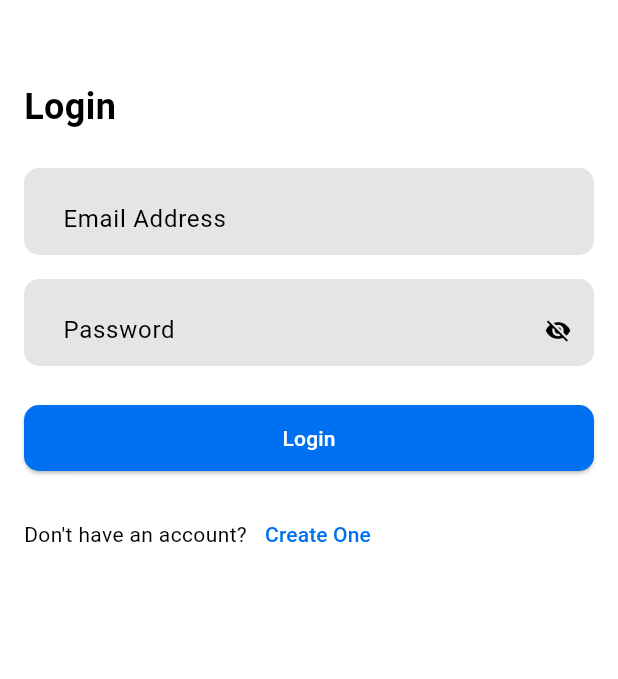
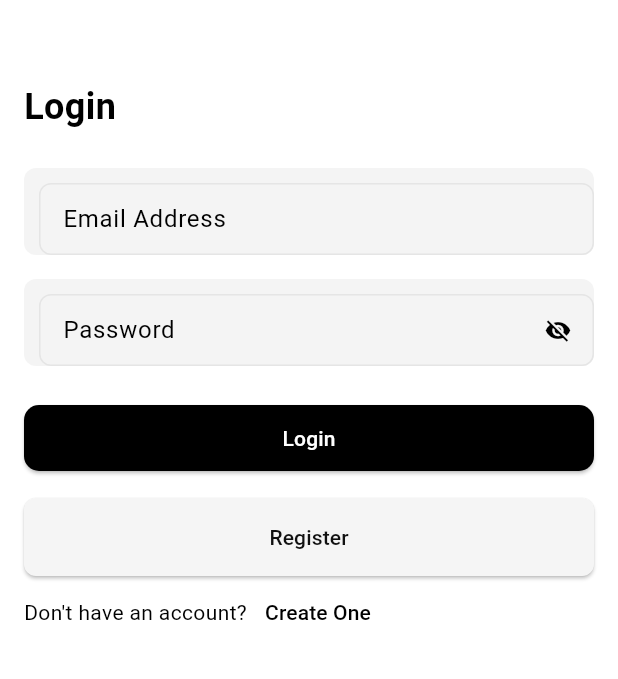
Before and after one commit to wassimD28/flutter-template, a Flutter app: the screen it shows after launch, after a tap on "Get Started", on a phone screen of 412 x 824 dp, the part 63-742 px from its top. Run offline on Flutter 3.47's test engine with Material 3 defaults, Android fonts, the light colour scheme and no system bars; our stand-ins replace get, get_storage; project files that could hold a hidden picture were left out.

Commit message:
Enhance theme and UI components with consistent styling

```diff
--- /dev/null
+++ b/lib/core/constant/ui_constants.dart
@@ -0,0 +1,34 @@
+class UIConstants {
+  // Border radius values
+  static const double borderRadiusSmall = 4.0;
+  static const double borderRadiusMedium = 8.0;
+  static const double borderRadiusLarge = 12.0;
+  static const double borderRadiusXLarge = 16.0;
+  static const double borderRadius2XLarge = 24.0;
+  static const double borderRadius3XLarge = 32.0;
+  static const double borderRadiusCircular = 100.0; // For circular elements
+
+  // Common padding values
+  static const double paddingSmall = 8.0;
+  static const double paddingMedium = 16.0;
+  static const double paddingLarge = 24.0;
+  static const double paddingXLarge = 32.0;
+  static const double padding2XLarge = 48.0;
+  static const double padding3XLarge = 64.0;
+
+  // Font sizes
+  static const double fontSizeSmall = 12.0;
+  static const double fontSizeRegular = 14.0;
+  static const double fontSizeMedium = 16.0;
+  static const double fontSizeLarge = 20.0;
+  static const double fontSizeXLarge = 24.0;
+  static const double fontSize2XLarge = 32.0;
+  static const double fontSize3XLarge = 40.0;
+  static const double fontSize4XLarge = 48.0;
+
+
+  // Elevation values
+  static const double elevationSmall = 2.0;
+  static const double elevationMedium = 4.0;
+  static const double elevationLarge = 8.0;
+}
--- a/lib/core/theme/app_theme.dart
+++ b/lib/core/theme/app_theme.dart
@@ -1,3 +1,4 @@
+import 'package:basic_mobile_app/core/constant/ui_constants.dart';
 import 'package:flutter/material.dart';
 import '../constant/theme_constants.dart';
 import 'color_extension.dart';
@@ -7,7 +8,7 @@ class AppTheme {
   static const lightColors = AppColorsData(
     background: Color(0xFFFFFFFF),
     foreground: Color(0xFF000000),
-    primary: Color(0xFF0070F3),
+    primary: Color(0xFF000000),
     primaryForeground: Color(0xFFFFFFFF),
     secondary: Color(0xFFF5F5F5),
     secondaryForeground: Color(0xFF111111),
@@ -18,7 +19,7 @@ class AppTheme {
     card: Color(0xFFFFFFFF),
     cardForeground: Color(0xFF000000),
     border: Color(0xFFE5E5E5),
-    input: Color(0xFFE5E5E5),
+    input: Color(0xFFF4F4F4),
     destructive: Color(0xFFFF0000),
     destructiveForeground: Color(0xFFFFFFFF),
   );
@@ -76,12 +77,61 @@ class AppTheme {
             ? Brightness.light
             : Brightness.dark,
       ),
+
+      // global input decoration theme
       inputDecorationTheme: InputDecorationTheme(
         fillColor: colors.input,
+        filled: true,
         border: OutlineInputBorder(
+            borderRadius: BorderRadius.circular(UIConstants.borderRadiusMedium),
+            borderSide: BorderSide.none),
+        enabledBorder: OutlineInputBorder(
+          borderRadius: BorderRadius.circular(UIConstants.borderRadiusMedium),
           borderSide: BorderSide(color: colors.border),
         ),
+        focusedBorder: OutlineInputBorder(
+          borderRadius: BorderRadius.circular(UIConstants.borderRadiusMedium),
+          borderSide: BorderSide(color: colors.border),
+        ),
+        errorBorder: OutlineInputBorder(
+          borderRadius: BorderRadius.circular(UIConstants.borderRadiusMedium),
+          borderSide: BorderSide(color: colors.destructive),
+        ),
       ),
+
+      // Add global button themes
+      elevatedButtonTheme: ElevatedButtonThemeData(
+        style: ElevatedButton.styleFrom(
+          shape: RoundedRectangleBorder(
+            borderRadius: BorderRadius.circular(UIConstants.borderRadiusMedium),
+          ),
+          padding: const EdgeInsets.symmetric(
+            vertical: UIConstants.paddingMedium,
+            horizontal: UIConstants.paddingLarge,
+          ),
+        ),
+      ),
+
+      textButtonTheme: TextButtonThemeData(
+        style: TextButton.styleFrom(
+          shape: RoundedRectangleBorder(
+            borderRadius: BorderRadius.circular(UIConstants.borderRadiusMedium),
+          ),
+        ),
+      ),
+
+      outlinedButtonTheme: OutlinedButtonThemeData(
+        style: OutlinedButton.styleFrom(
+          shape: RoundedRectangleBorder(
+            borderRadius: BorderRadius.circular(UIConstants.borderRadiusMedium),
+          ),
+          padding: const EdgeInsets.symmetric(
+            vertical: UIConstants.paddingMedium,
+            horizontal: UIConstants.paddingLarge,
+          ),
+        ),
+      ),
+
       extensions: [
         AppColorExtension.fromAppColorsData(colors),
       ],
--- a/lib/view/screen/login_screen.dart
+++ b/lib/view/screen/login_screen.dart
@@ -1,5 +1,6 @@
 import 'package:basic_mobile_app/core/routes/routes.dart';
 import 'package:basic_mobile_app/core/theme/color_extension.dart';
+import 'package:basic_mobile_app/view/widget/styled_buttons.dart';
 import 'package:basic_mobile_app/view/widget/theme_toggle.dart';
 import 'package:flutter/material.dart';
 import 'package:get/get.dart';
@@ -83,7 +84,13 @@ class LoginScreen extends StatelessWidget {
                             ),
                     )),
                 const SizedBox(height: 16),
-
+                const Text("Register").secondaryButton(
+                  context,
+                  onPressed: () {
+                    Get.toNamed(AppRoutes.register);
+                  },
+                  isLoading: controller.isLoading.value,
+                ),
                 // Forgot Password and Register links
                 Row(
                   mainAxisAlignment: MainAxisAlignment.start,
--- /dev/null
+++ b/lib/view/widget/styled_buttons.dart
@@ -0,0 +1,68 @@
+import 'package:flutter/material.dart';
+import '../../core/constant/ui_constants.dart';
+import '../../core/theme/color_extension.dart';
+
+/// Extension to create app-styled buttons more easily
+extension StyledButtons on Widget {
+  /// Creates a primary action button with consistent styling
+  Widget primaryButton(
+    BuildContext context, {
+    required VoidCallback onPressed,
+    bool isLoading = false,
+  }) {
+    final colors = Theme.of(context).extension<AppColorExtension>();
+
+    return ElevatedButton(
+      onPressed: isLoading ? null : onPressed,
+      style: ElevatedButton.styleFrom(
+        backgroundColor: colors?.primary,
+        foregroundColor: colors?.primaryForeground,
+        shape: RoundedRectangleBorder(
+          borderRadius: BorderRadius.circular(UIConstants.borderRadiusMedium),
+        ),
+        padding: const EdgeInsets.symmetric(
+          vertical: UIConstants.paddingMedium,
+        ),
+      ),
+      child: isLoading
+          ? SizedBox(
+              height: 20,
+              width: 20,
+              child: CircularProgressIndicator(
+                strokeWidth: 2.0,
+                valueColor: AlwaysStoppedAnimation<Color>(
+                  colors?.primaryForeground ?? Colors.white,
+                ),
+              ),
+            )
+          : this,
+    );
+  }
+
+  Widget secondaryButton(
+    BuildContext context, {
+    required VoidCallback onPressed,
+    bool isLoading = false,
+  }) {
+    final colors = Theme.of(context).extension<AppColorExtension>();
+    return ElevatedButton(
+      onPressed: isLoading ? null : onPressed,
+      style: ElevatedButton.styleFrom(
+        backgroundColor: colors?.secondary,
+        foregroundColor: colors?.secondaryForeground,
+      ),
+      child: isLoading
+          ? SizedBox(
+              height: 20,
+              width: 20,
+              child: CircularProgressIndicator(
+                strokeWidth: 2.0,
+                valueColor: AlwaysStoppedAnimation<Color>(
+                  colors?.secondaryForeground ?? Colors.white,
+                ),
+              ),
+            )
+          : this,
+    );
+  }
+}
--- a/lib/view/widget/text_input.dart
+++ b/lib/view/widget/text_input.dart
@@ -1,3 +1,4 @@
+import 'package:basic_mobile_app/core/constant/ui_constants.dart';
 import 'package:flutter/material.dart';
 import '../../core/theme/color_extension.dart';
 
@@ -29,14 +30,14 @@ class CustomTextInput extends StatelessWidget {
     return Container(
         decoration: BoxDecoration(
             color: colors?.input ?? Theme.of(context).disabledColor,
-            borderRadius: BorderRadius.circular(10)),
+            borderRadius: BorderRadius.circular(UIConstants.borderRadiusMedium),
+        ),
         padding: const EdgeInsets.fromLTRB(10, 10, 0, 0),
         child: TextFormField(
           controller: controller,
           decoration: InputDecoration(
             labelText: labelText,
-            border: OutlineInputBorder(
-              borderRadius: BorderRadius.circular(10),
+            border: const OutlineInputBorder(
               borderSide: BorderSide.none,
             ),
             suffixIcon: suffixIcon,
```
Also changed, not shown: lib/core/constant/ui_constents.dart (deleted).
